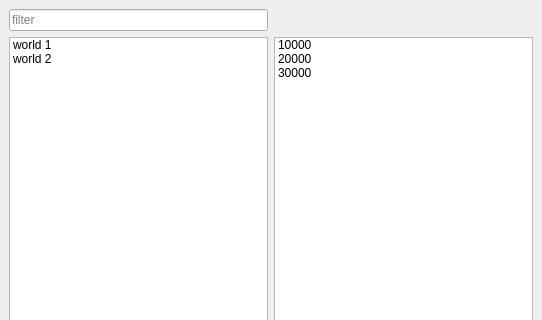
Above: animals/ui/loader_window.ui from zshimanchik/animals before the change; both pictures show x 0 to 542 and y 0 to 320 of the 542 by 600 pixel window. Below: the same form after it.
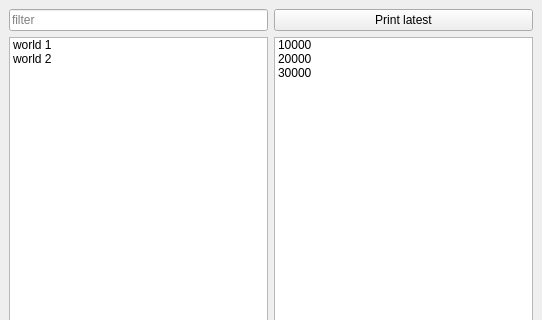
That is the form after the change.

Commit message: Loader window: print latest on button click, load latest on double click

Patch:
```diff
--- a/animals/ui/loader_window.ui
+++ b/animals/ui/loader_window.ui
@@ -57,6 +57,13 @@
         </item>
        </widget>
       </item>
+      <item row="0" column="1">
+       <widget class="QPushButton" name="pushButton">
+        <property name="text">
+         <string>Print latest</string>
+        </property>
+       </widget>
+      </item>
      </layout>
     </item>
    </layout>
```
The commit also changes 2 other files.
